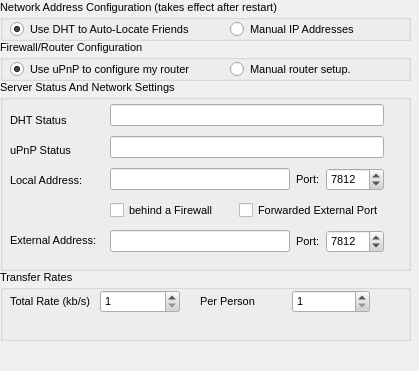
Qt form rs-Qt-gui/src/gui/Preferences/ServerDialog.ui (autoscatto/retroshare) before a commit.
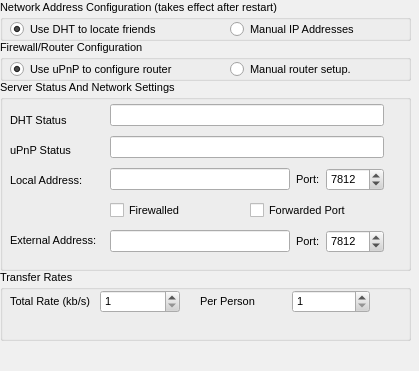
The same form after that commit.

```diff
--- a/rs-Qt-gui/src/gui/Preferences/ServerDialog.ui
+++ b/rs-Qt-gui/src/gui/Preferences/ServerDialog.ui
@@ -630,7 +630,7 @@
      </rect>
     </property>
     <property name="text" >
-     <string>Use uPnP to configure my router</string>
+     <string>Use uPnP to configure router</string>
     </property>
     <property name="checked" >
      <bool>true</bool>
@@ -659,7 +659,7 @@
      </rect>
     </property>
     <property name="text" >
-     <string>Use DHT to Auto-Locate Friends </string>
+     <string>Use DHT to locate friends </string>
     </property>
     <property name="checked" >
      <bool>true</bool>
@@ -757,14 +757,14 @@
        <item>
         <widget class="QCheckBox" name="chkFirewall" >
          <property name="text" >
-          <string>behind a Firewall</string>
+          <string>Firewalled</string>
          </property>
         </widget>
        </item>
        <item>
         <widget class="QCheckBox" name="chkForwarded" >
          <property name="text" >
-          <string>Forwarded External Port</string>
+          <string>Forwarded Port</string>
          </property>
         </widget>
        </item>
```
